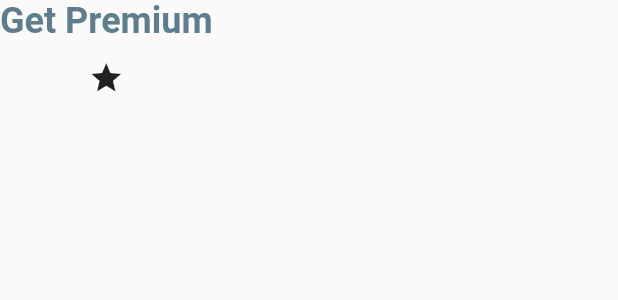
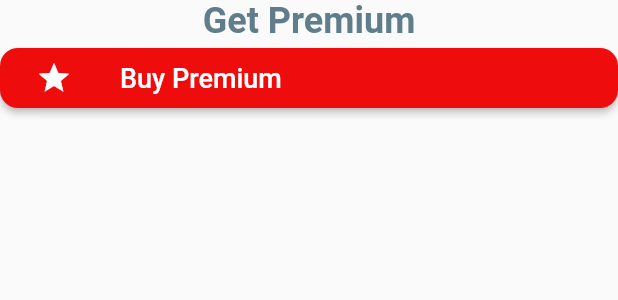
Before and after one commit to Barhuda/mealPlanner, a Flutter app: what getPremium() shows on an empty page, opened directly, on a phone screen of 412 x 824 dp. Shown: the top 300 px of the screen. Run offline on Flutter 3.47's test engine with Material 2 defaults, Android fonts, the phone set to English and light mode, and no system bars; our stand-ins replace auth_buttons, easy_localization, firebase_analytics, firebase_auth, firebase_core, firebase_database and 9 more; missing offline and left inert: category_picker, clipboard, flutter_inapp_purchase, flutter_simple_dependency_injection, multiselect; accounts and stored records are empty.

Commit message:
username fix

```diff
--- a/lib/buttons/buttonStyles.dart
+++ b/lib/buttons/buttonStyles.dart
@@ -34,3 +34,8 @@ final ButtonStyle categorieButton = ElevatedButton.styleFrom(
   shape: RoundedRectangleBorder(
       borderRadius: BorderRadius.all(Radius.circular(12))),
 );
+
+final ButtonStyle buyPremiumButton = ElevatedButton.styleFrom(
+    primary: Color.fromARGB(255, 238, 12, 12),
+    shape: RoundedRectangleBorder(
+        borderRadius: BorderRadius.all(Radius.circular(12))));
--- a/lib/main.dart
+++ b/lib/main.dart
@@ -1,7 +1,9 @@
+import 'dart:async';
 import 'dart:convert';
 
 import 'package:flutter/cupertino.dart';
 import 'package:flutter/material.dart';
+import 'package:flutter_inapp_purchase/flutter_inapp_purchase.dart';
 import 'package:mealpy/screens/category_screen.dart';
 import 'package:mealpy/screens/food_list.dart';
 import 'package:mealpy/screens/main_screen.dart';
@@ -51,12 +53,15 @@ class _MyAppState extends State<MyApp> {
   @override
   void initState() {
     _getFireBaseStream();
-    _setPremium();
+
+    // _setPremium();
     _getSharedPrefs();
     _handleDeepLink();
     _handleDeepLinkStream();
     super.initState();
   }
+
+
 
   _setPremium() {
     myUser.setPremium();
@@ -154,6 +159,13 @@ class _MyAppState extends State<MyApp> {
   }
 
   @override
+  void dispose() async {
+    // TODO: implement dispose
+    super.dispose();
+
+  }
+
+  @override
   Widget build(BuildContext context) {
     return GetMaterialApp(
       title: 'Meal Planer App',
--- a/lib/screens/profile_screen.dart
+++ b/lib/screens/profile_screen.dart
@@ -16,6 +16,7 @@ import 'package:google_sign_in/google_sign_in.dart';
 import 'package:mealpy/firebasertdb.dart';
 import 'package:mealpy/buttons/buttonStyles.dart' as MyButton;
 import 'package:firebase_dynamic_links/firebase_dynamic_links.dart';
+
 
 class ProfileScreen extends StatefulWidget {
   ProfileScreen({Key key, this.analytics, this.observer, this.database})
@@ -57,6 +58,7 @@ class _ProfileScreenState extends State<ProfileScreen> {
     print("User has Premium? " + myUser.hasPremium.toString());
     if (myUser.isLoggedIn) {
       _getMealPlanNamesAndUsers();
+      newNameCtr.text = myUser.username ?? "User";
       if (Get.arguments != null) {
         arguments = Get.arguments;
         dbUIDtoAddFromFriend = arguments[0];
@@ -273,7 +275,7 @@ class _ProfileScreenState extends State<ProfileScreen> {
   _saveName(String newName) async {
     await FirebaseRTDB.changeUserName(myUser.UID, newName);
     myUser.setUsername(newName);
-    newNameCtr.clear();
+    setState(() {});
   }
 
   _setNewMealplanName(String dbUID, String newName) {
@@ -332,7 +334,7 @@ class _ProfileScreenState extends State<ProfileScreen> {
     return "$uri";
   }
 
-  _handleAddingNewMealplanThroughLink(String newDBUID) async{
+  _handleAddingNewMealplanThroughLink(String newDBUID) async {
     if (myUser.allowedDbs.contains(newDBUID)) {
       return;
     } else {
@@ -342,6 +344,8 @@ class _ProfileScreenState extends State<ProfileScreen> {
       myUser.setAllowedDbs(allowedDbs);
     }
   }
+
+
 
   @override
   Widget build(BuildContext context) {
@@ -378,8 +382,8 @@ class _ProfileScreenState extends State<ProfileScreen> {
                           child: TextField(
                             controller: newNameCtr,
                             decoration: InputDecoration(
-                                label: Text("Change your Username".tr()),
-                                hintText: myUser.username ?? "User"),
+                              label: Text("Change your Username".tr()),
+                            ),
                           ),
                         ),
                       ),
@@ -449,8 +453,8 @@ class _ProfileScreenState extends State<ProfileScreen> {
                                               child: Center(
                                                 child: mealDbsUsers[
                                                             currentDbInIndex] ==
-                                                        []
-                                                    ? SizedBox
+                                                        null
+                                                    ? Text("")
                                                     : Text(
                                                         mealDbsUsers[
                                                                     currentDbInIndex]
@@ -617,6 +621,13 @@ class getPremium extends StatefulWidget {
 }
 
 class _getPremiumState extends State<getPremium> {
+
+  _purchasePremium() {
+
+
+  }
+
+
   @override
   Widget build(BuildContext context) {
     return Column(
@@ -628,11 +639,28 @@ class _getPremiumState extends State<getPremium> {
               fontWeight: FontWeight.bold,
               color: Colors.blueGrey),
         ),
-        IconButton(
+        ElevatedButton(
+            style: MyButton.buyPremiumButton,
             onPressed: () {
               print("Premium Handler");
+              _purchasePremium();
             },
-            icon: Icon(Icons.grade))
+            child: Padding(
+              padding: const EdgeInsets.all(8.0),
+              child: Row(
+                mainAxisAlignment: MainAxisAlignment.start,
+                children: [
+                  Icon(Icons.grade),
+                  Padding(
+                    padding: const EdgeInsets.only(left: 32.0),
+                    child: Text(
+                      "Buy Premium",
+                      style: TextStyle(fontSize: 18),
+                    ),
+                  ),
+                ],
+              ),
+            ))
       ],
     );
   }
```
Also changed, not shown: 1 other file.
